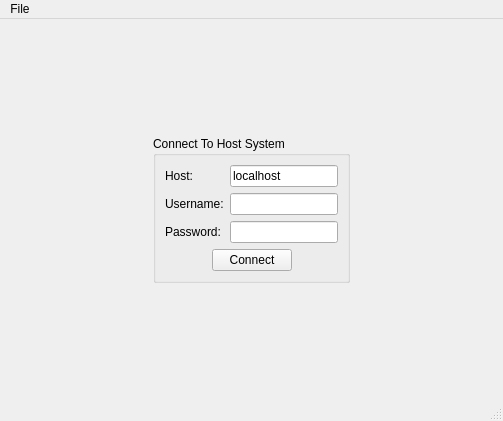
First picture: the form in src-qt5/mainUI.ui, repository trueos/sysadm-ui-qt, before the edit.
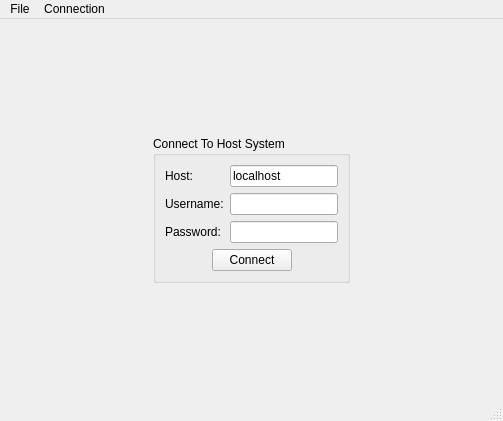
Second picture: the form after the edit. Icons and pictures are not drawn.

Commit message: Start expanding on the client UI a bit - add the disconnect button/functionality, make the close button functional, reset the auth form on login/attempt.

What changed in the file:
```diff
--- a/src-qt5/mainUI.ui
+++ b/src-qt5/mainUI.ui
@@ -195,7 +195,17 @@
     <addaction name="actionDisconnect"/>
     <addaction name="actionClose_Application"/>
    </widget>
+   <widget class="QMenu" name="menuConnection">
+    <property name="title">
+     <string>Connection</string>
+    </property>
+    <addaction name="actionDisconnect"/>
+    <addaction name="actionSave_Host_Bookmark"/>
+    <addaction name="separator"/>
+    <addaction name="actionLocalhost_Auto_Connect"/>
+   </widget>
    <addaction name="menuFile"/>
+   <addaction name="menuConnection"/>
   </widget>
   <widget class="QStatusBar" name="statusbar"/>
   <action name="actionClose_Application">
```
Left out of the diff: 29 changed lines with no effect on the pictures. The commit also changes 4 other files.
